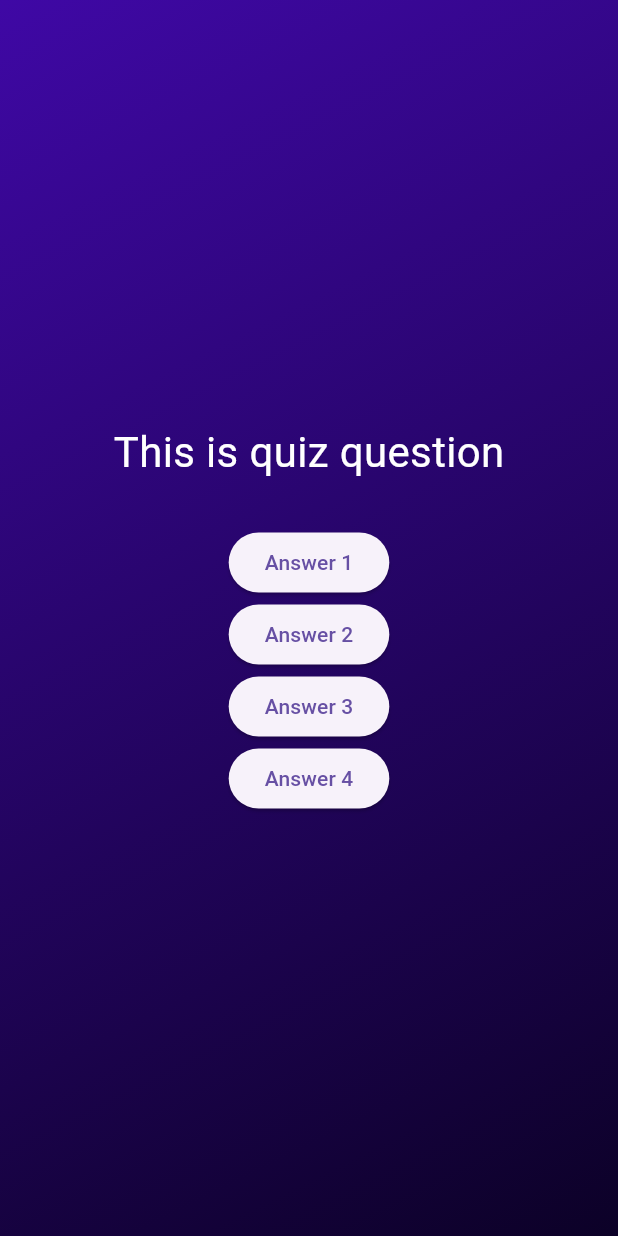
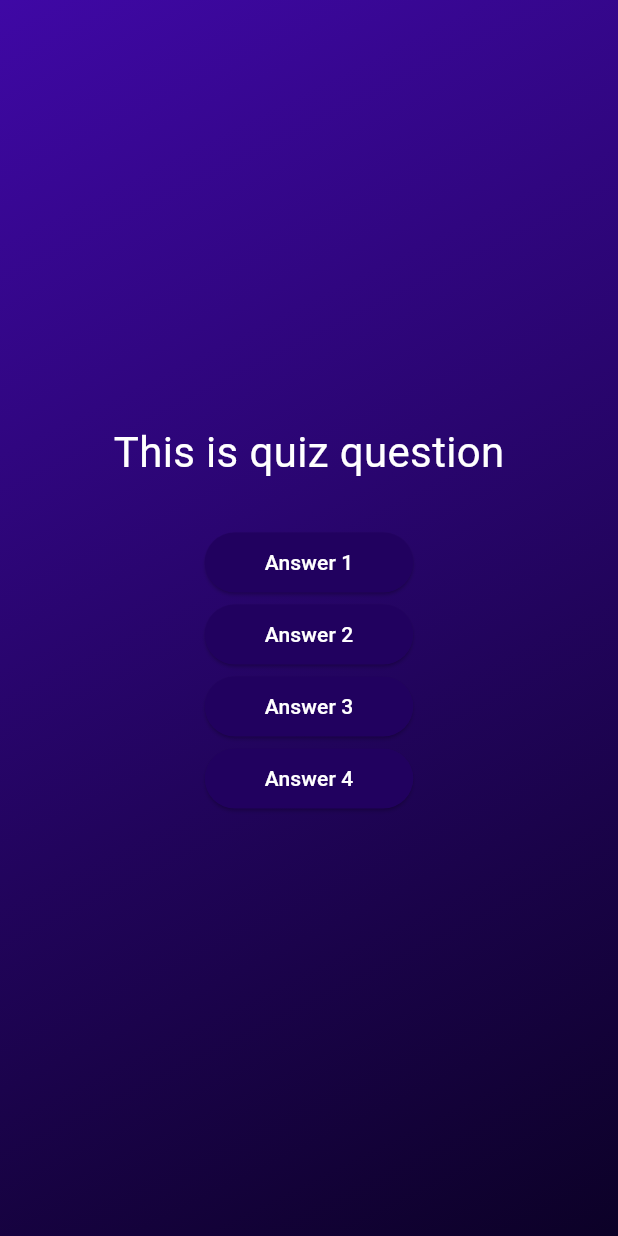
Before and after one commit to jgarci51-ai/quiz_appsp26, a Flutter app: the screen it shows after launch, after a tap on "Start Quiz", on a phone screen of 412 x 824 dp. Run offline on Flutter 3.47's test engine with Material 3 defaults, Android fonts, the phone set to English and light mode, and no system bars.

Commit message:
Made answer button widget and loaded on questions screen

```diff
--- a/lib/answer_button.dart
+++ b/lib/answer_button.dart
@@ -17,6 +17,10 @@ class AnswerButton extends StatelessWidget {
     return ElevatedButton(
       onPressed: onTap,
       style: ElevatedButton.styleFrom(
+        padding: const EdgeInsets.symmetric(
+          vertical: 10,
+          horizontal: 40,
+        ),
         backgroundColor: const Color.fromARGB(255, 33, 1, 95),
         foregroundColor: Colors.white,
       ),
--- a/lib/questions_screen.dart
+++ b/lib/questions_screen.dart
@@ -1,4 +1,6 @@
 import 'package:flutter/material.dart';
+import 'package:quiz_appsp26/answer_button.dart';
+
 
 class QuestionsScreen extends StatefulWidget{
   const QuestionsScreen({super.key});
@@ -25,11 +27,11 @@ Widget build(BuildContext context){
             )
           ),
         const SizedBox(height: 30),
-        ElevatedButton(onPressed: (){}, child: const Text('Answer 1')),
-        ElevatedButton(onPressed: (){}, child: const Text('Answer 2')),
-        ElevatedButton(onPressed: (){}, child: const Text('Answer 3')),
-        ElevatedButton(onPressed: (){}, child: const Text('Answer 4'))
+        AnswerButton(answerText: "Answer 1", onTap: (){}),
+        AnswerButton(answerText: "Answer 2", onTap: (){}),
+        AnswerButton(answerText: "Answer 3", onTap: (){}),
+        AnswerButton(answerText: "Answer 4", onTap: (){}),
         ],),
     );
+  }
 }
-}
```
